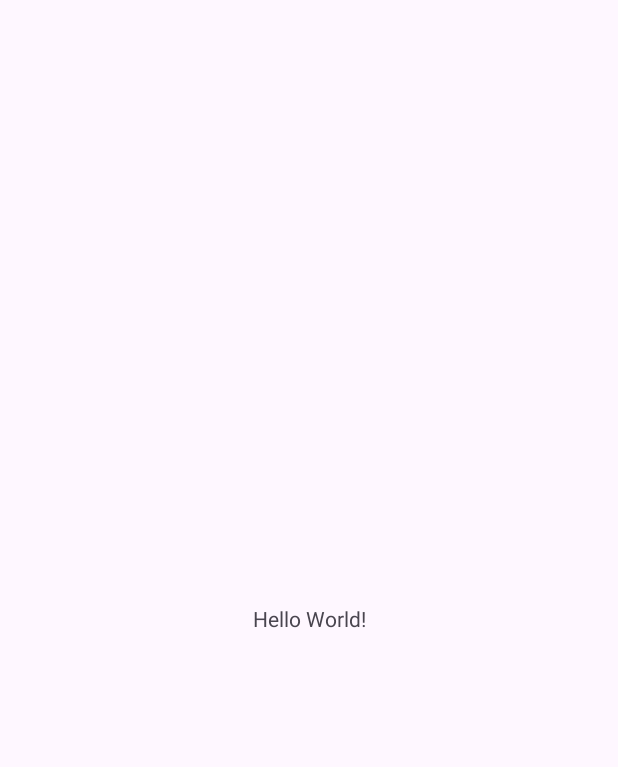
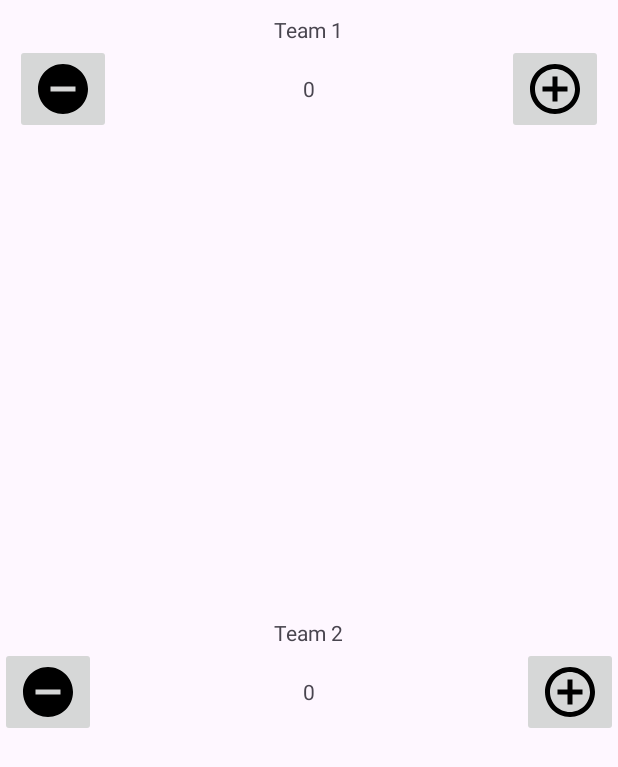
Before and after one commit to FranAM1/Scorekeeper, an Android app: the screen it shows after launch (MainActivity), on a phone screen of 412 x 824 dp. Before the commit the part shown is almost empty. Shown: the top 767 px of the screen. Run offline under Robolectric (Android 15) with nearby library versions, the phone set to English and light mode, and no system bars.

Commit message:
Estructura basica layout

```diff
--- /dev/null
+++ b/app/src/main/res/drawable/ic_minus.xml
@@ -0,0 +1,5 @@
+<vector android:height="40dp" android:tint="#000000"
+    android:viewportHeight="24" android:viewportWidth="24"
+    android:width="40dp" xmlns:android="http://schemas.android.com/apk/res/android">
+    <path android:fillColor="@android:color/white" android:pathData="M12,2C6.48,2 2,6.48 2,12s4.48,10 10,10 10,-4.48 10,-10S17.52,2 12,2zM17,13L7,13v-2h10v2z"/>
+</vector>
--- /dev/null
+++ b/app/src/main/res/drawable/ic_plus.xml
@@ -0,0 +1,5 @@
+<vector android:height="40dp" android:tint="#000000"
+    android:viewportHeight="24" android:viewportWidth="24"
+    android:width="40dp" xmlns:android="http://schemas.android.com/apk/res/android">
+    <path android:fillColor="@android:color/white" android:pathData="M13,7h-2v4L7,11v2h4v4h2v-4h4v-2h-4L13,7zM12,2C6.48,2 2,6.48 2,12s4.48,10 10,10 10,-4.48 10,-10S17.52,2 12,2zM12,20c-4.41,0 -8,-3.59 -8,-8s3.59,-8 8,-8 8,3.59 8,8 -3.59,8 -8,8z"/>
+</vector>
--- a/app/src/main/res/layout/activity_main.xml
+++ b/app/src/main/res/layout/activity_main.xml
@@ -1,18 +1,120 @@
 <?xml version="1.0" encoding="utf-8"?>
-<androidx.constraintlayout.widget.ConstraintLayout xmlns:android="http://schemas.android.com/apk/res/android"
-    xmlns:app="http://schemas.android.com/apk/res-auto"
+<LinearLayout xmlns:android="http://schemas.android.com/apk/res/android"
     xmlns:tools="http://schemas.android.com/tools"
     android:layout_width="match_parent"
     android:layout_height="match_parent"
+    android:orientation="vertical"
     tools:context=".MainActivity">
 
-    <TextView
-        android:layout_width="wrap_content"
-        android:layout_height="wrap_content"
-        android:text="Hello World!"
-        app:layout_constraintBottom_toBottomOf="parent"
-        app:layout_constraintEnd_toEndOf="parent"
-        app:layout_constraintStart_toStartOf="parent"
-        app:layout_constraintTop_toTopOf="parent" />
+    <RelativeLayout
+        android:layout_width="match_parent"
+        android:layout_height="0dp"
+        android:layout_weight="1"
+        android:padding="10dp"
+        >
 
-</androidx.constraintlayout.widget.ConstraintLayout>
+        <TextView
+            android:id="@+id/team1"
+            android:layout_width="wrap_content"
+            android:layout_height="wrap_content"
+            android:text="Team 1"
+            android:layout_alignParentTop="true"
+            android:layout_centerHorizontal="true"
+            />
+
+        <LinearLayout
+            android:layout_width="match_parent"
+            android:layout_height="wrap_content"
+            android:orientation="horizontal"
+            android:layout_below="@+id/team1">
+
+            <ImageButton
+                android:id="@+id/minusTop"
+                android:layout_width="wrap_content"
+                android:layout_height="wrap_content"
+                android:src="@drawable/ic_minus"
+                android:contentDescription="Minus Button"
+                />
+
+
+
+            <TextView
+                android:id="@+id/score1"
+                android:layout_width="wrap_content"
+                android:layout_height="match_parent"
+                android:layout_weight="1"
+                android:text="0"
+                android:textAlignment="center"
+                android:gravity="center"
+                />
+
+            <ImageButton
+                android:id="@+id/plusTop"
+                android:layout_width="wrap_content"
+                android:layout_height="wrap_content"
+                android:src="@drawable/ic_plus"
+                android:contentDescription="Plus Button"/>
+
+        </LinearLayout>
+
+
+
+
+    </RelativeLayout>
+
+    <RelativeLayout
+        android:layout_width="match_parent"
+        android:layout_height="0dp"
+        android:layout_weight="1">
+
+        <TextView
+            android:id="@+id/team2"
+            android:layout_width="wrap_content"
+            android:layout_height="wrap_content"
+            android:text="Team 2"
+            android:layout_alignParentTop="true"
+            android:layout_centerHorizontal="true"
+            />
+
+        <LinearLayout
+            android:layout_width="match_parent"
+            android:layout_height="wrap_content"
+            android:orientation="horizontal"
+            android:layout_below="@+id/team2">
+
+            <ImageButton
+                android:id="@+id/minusBottom"
+                android:layout_width="wrap_content"
+                android:layout_height="wrap_content"
+                android:src="@drawable/ic_minus"
+                android:contentDescription="Minus Button"
+                />
+
+
+
+            <TextView
+                android:id="@+id/score2"
+                android:layout_width="wrap_content"
+                android:layout_height="match_parent"
+                android:layout_weight="1"
+                android:text="0"
+                android:textAlignment="center"
+                android:gravity="center"
+                />
+
+            <ImageButton
+                android:id="@+id/plusBottom"
+                android:layout_width="wrap_content"
+                android:layout_height="wrap_content"
+                android:src="@drawable/ic_plus"
+                android:contentDescription="Plus Button"/>
+
+        </LinearLayout>
+
+    </RelativeLayout>
+
+
+
+
+
+</LinearLayout>
--- a/app/src/main/res/values/strings.xml
+++ b/app/src/main/res/values/strings.xml
@@ -1,3 +1,5 @@
 <resources>
     <string name="app_name">Scorekeeper</string>
+    <string name="plus">+</string>
+    <string name="minus">-</string>
 </resources>
```
